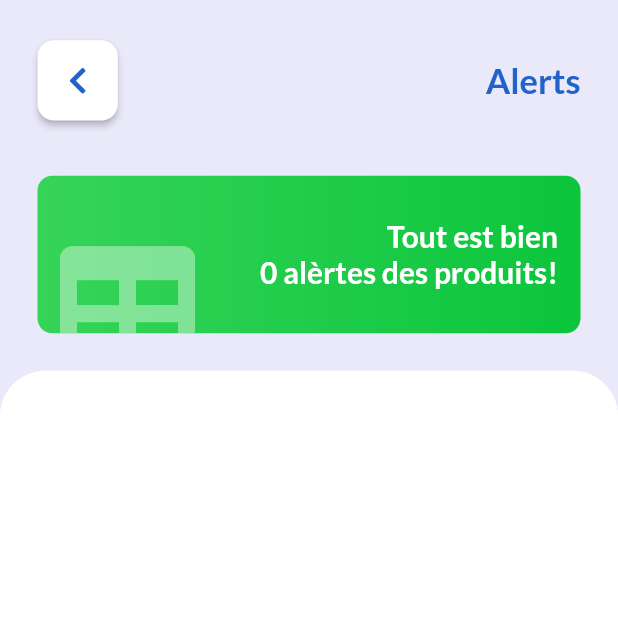
After one commit to B-Houssam/iStock, a Flutter app: the Alerts screen opened directly, on a phone screen of 412 x 824 dp, the top half of it. The commit adds this screen. Run offline on Flutter 3.47's test engine with Material 2 defaults, Android fonts, the phone set to English and light mode, and no system bars; our stand-ins replace font_awesome_flutter, google_fonts, sqflite; accounts and stored records are empty.

Commit message:
added alerts view

```diff
--- a/lib/views/HomePage.dart
+++ b/lib/views/HomePage.dart
@@ -3,6 +3,7 @@ import 'package:font_awesome_flutter/font_awesome_flutter.dart';
 import 'package:google_fonts/google_fonts.dart';
 import 'package:iStock/db/db-provider.dart';
 import 'package:iStock/models/produit.dart';
+import 'package:iStock/views/alerts-notif.dart';
 import 'package:iStock/widgets/mainView/custom-drawer.dart';
 import 'package:iStock/widgets/mainView/action-bar.dart';
 import 'package:iStock/widgets/mainView/get-username.dart';
@@ -117,7 +118,12 @@ class _HomePageState extends State<HomePage> {
                                   borderRadius: BorderRadius.circular(11),
                                 ),
                                 color: Colors.white,
-                                onPressed: () {},
+                                onPressed: () {
+                                  Navigator.push(
+                                      context,
+                                      MaterialPageRoute(
+                                          builder: (context) => Alerts()));
+                                },
                                 child: Icon(
                                   FontAwesomeIcons.bell,
                                   color: Color(0XFF2163CB),
@@ -296,7 +302,7 @@ class _HomePageState extends State<HomePage> {
                       ? Expanded(
                           child: Center(
                               child: Text(
-                            "Commencer par ajouter des produits",
+                            "Commencer par ajouter plus de 3 produits",
                             style: GoogleFonts.lato(
                               color: Colors.grey[400],
                             ),
--- a/lib/views/List-produits.dart
+++ b/lib/views/List-produits.dart
@@ -97,12 +97,12 @@ class _ALLState extends State<ALL> {
                               children: <Widget>[
                                 Container(
                                   width:
-                                      MediaQuery.of(context).size.width * .17,
+                                      MediaQuery.of(context).size.width * .16,
                                   height:
-                                      MediaQuery.of(context).size.width * .17,
+                                      MediaQuery.of(context).size.width * .16,
                                   decoration: BoxDecoration(
                                     color: Colors.orange,
-                                    borderRadius: BorderRadius.circular(20),
+                                    borderRadius: BorderRadius.circular(15),
                                   ),
                                   alignment: Alignment.center,
                                   child: Text(
--- /dev/null
+++ b/lib/views/alerts-notif.dart
@@ -0,0 +1,137 @@
+import 'package:flutter/material.dart';
+import 'package:font_awesome_flutter/font_awesome_flutter.dart';
+import 'package:google_fonts/google_fonts.dart';
+import 'package:iStock/db/db-provider.dart';
+import 'package:iStock/models/produit.dart';
+import 'package:iStock/widgets/alertsView/top-bar.dart';
+import 'package:iStock/widgets/allView/status-bar.dart';
+
+class Alerts extends StatefulWidget {
+  Alerts({Key key}) : super(key: key);
+
+  @override
+  _AlertsState createState() => _AlertsState();
+}
+
+class _AlertsState extends State<Alerts> {
+  int _count = 0;
+  List<Produit> _produits = [];
+
+  _fetchAlerts() async {
+    List<Produit> productList = await DatabaseProvider.db.getProduits();
+    productList.forEach((element) {
+      if (element.qte < element.seuil) {
+        setState(() {
+          _produits.add(element);
+          _count = _produits.length;
+        });
+      }
+    });
+  }
+
+  @override
+  void initState() {
+    super.initState();
+    _fetchAlerts();
+  }
+
+  @override
+  Widget build(BuildContext context) {
+    return Scaffold(
+      backgroundColor: Color(0XFFE9E9F9),
+      body: SafeArea(
+        child: Column(
+          children: <Widget>[
+            TopBar2(),
+            StatusBar(),
+            /*
+            Container(
+              alignment: Alignment.centerLeft,
+              padding: EdgeInsets.all(25),
+              child: Text(
+                "Vous avez " + _count.toString() + " Alerts de produits",
+                style: GoogleFonts.lato(
+                  color: Color(0XFF2163CB),
+                  fontSize: 19,
+                  fontWeight: FontWeight.w600,
+                ),
+              ),
+            ),
+            */
+            Expanded(
+              child: Container(
+                padding: EdgeInsets.all(15),
+                decoration: BoxDecoration(
+                    color: Colors.white,
+                    borderRadius: BorderRadius.only(
+                        topLeft: Radius.circular(30),
+                        topRight: Radius.circular(30))),
+                child: ListView.separated(
+                    separatorBuilder: (context, index) {
+                      return Divider();
+                    },
+                    itemCount: _produits.length,
+                    physics: BouncingScrollPhysics(),
+                    itemBuilder: (context, index) {
+                      return Container(
+                        width: MediaQuery.of(context).size.width,
+                        height: MediaQuery.of(context).size.height * .1,
+                        //padding: EdgeInsets.only(top: 10, left: 20, right: 20),
+                        child: Row(
+                          mainAxisAlignment: MainAxisAlignment.spaceEvenly,
+                          crossAxisAlignment: CrossAxisAlignment.center,
+                          children: <Widget>[
+                            Container(
+                              width: MediaQuery.of(context).size.width * .16,
+                              height: MediaQuery.of(context).size.width * .16,
+                              decoration: BoxDecoration(
+                                color: Color(0XFFED213A),
+                                borderRadius: BorderRadius.circular(15),
+                              ),
+                              alignment: Alignment.center,
+                              child: Text(
+                                _produits[index].nom.substring(0, 2),
+                                style: GoogleFonts.lato(
+                                    color: Colors.white,
+                                    fontSize: 20,
+                                    fontWeight: FontWeight.w600),
+                              ),
+                            ),
+                            Column(
+                              crossAxisAlignment: CrossAxisAlignment.start,
+                              mainAxisAlignment: MainAxisAlignment.center,
+                              children: <Widget>[
+                                Text(
+                                  _produits[index].nom,
+                                  style: GoogleFonts.lato(
+                                    color: Colors.black,
+                                    fontWeight: FontWeight.w900,
+                                    fontSize: 21,
+                                  ),
+                                ),
+                                SizedBox(
+                                  height: 5,
+                                ),
+                                Text(
+                                  _produits[index].qte.toString() +
+                                      " item dans le stock",
+                                  style: GoogleFonts.lato(
+                                    color: Color(0XFF2163CB),
+                                    fontWeight: FontWeight.w600,
+                                    fontSize: 14,
+                                  ),
+                                ),
+                              ],
+                            ),
+                          ],
+                        ),
+                      );
+                    }),
+              ),
+            )
+          ],
+        ),
+      ),
+    );
+  }
+}
--- /dev/null
+++ b/lib/widgets/alertsView/top-bar.dart
@@ -0,0 +1,59 @@
+import 'package:flutter/material.dart';
+import 'package:font_awesome_flutter/font_awesome_flutter.dart';
+import 'package:google_fonts/google_fonts.dart';
+import 'package:iStock/views/HomePage.dart';
+
+class TopBar2 extends StatefulWidget {
+  TopBar2({Key key}) : super(key: key);
+
+  @override
+  _BackBarState createState() => _BackBarState();
+}
+
+class _BackBarState extends State<TopBar2> {
+  @override
+  Widget build(BuildContext context) {
+    return Container(
+      width: MediaQuery.of(context).size.width,
+      height: MediaQuery.of(context).size.height * .13,
+      child: Padding(
+        padding: EdgeInsets.only(left: 25, right: 25),
+        child: Row(
+            mainAxisAlignment: MainAxisAlignment.spaceBetween,
+            children: <Widget>[
+              Container(
+                width: MediaQuery.of(context).size.width * .13,
+                height: MediaQuery.of(context).size.width * .13,
+                child: RaisedButton(
+                  shape: RoundedRectangleBorder(
+                    borderRadius: BorderRadius.circular(11),
+                  ),
+                  color: Colors.white,
+                  onPressed: () {
+                    Navigator.pushAndRemoveUntil(
+                            context,
+                            new MaterialPageRoute(
+                                builder: (context) => new HomePage()),
+                            (Route<dynamic> route) => false)
+                        .then((value) => setState(() {}));
+                  },
+                  child: Icon(
+                    FontAwesomeIcons.chevronLeft,
+                    color: Color(0XFF2163CB),
+                    size: 20,
+                  ),
+                ),
+              ),
+              Text(
+                "Alerts",
+                style: GoogleFonts.lato(
+                  color: Color(0XFF2163CB),
+                  fontWeight: FontWeight.w600,
+                  fontSize: 23,
+                ),
+              )
+            ]),
+      ),
+    );
+  }
+}
```
Also changed, not shown: lib/widgets/mainView/get-username.dart (+1 -16 lines), 1 other file.
